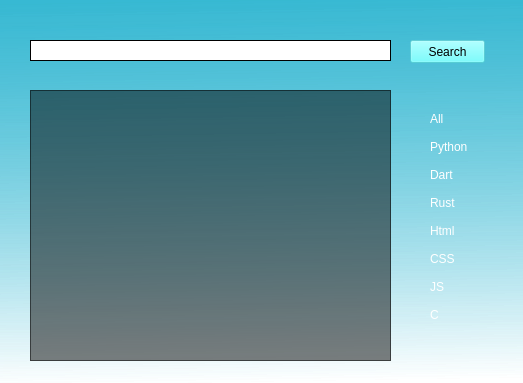
First picture: the form in file_manager/project_manager/project_manager.ui, repository RevTpark/projects_manager, before the edit.
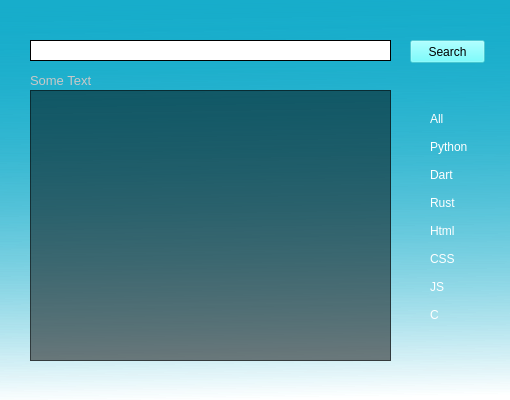
Second picture: the form after the edit.

```diff
--- a/file_manager/project_manager/project_manager.ui
+++ b/file_manager/project_manager/project_manager.ui
@@ -6,15 +6,15 @@
    <rect>
     <x>0</x>
     <y>0</y>
-    <width>523</width>
-    <height>383</height>
+    <width>510</width>
+    <height>400</height>
    </rect>
   </property>
   <property name="windowTitle">
    <string>Project Manager</string>
   </property>
   <property name="styleSheet">
-   <string notr="true">background-color: qlineargradient(spread:pad, x1:0.478, y1:0, x2:0.5, y2:1, stop:0 rgba(23, 173, 203, 159), stop:1 rgba(255, 255, 255, 0));
+   <string notr="true">background-color: qlineargradient(spread:pad, x1:0.478, y1:0, x2:0.5, y2:1, stop:0 rgba(23, 173, 203, 255), stop:1 rgba(255, 255, 255, 0));
 
 </string>
   </property>
@@ -206,6 +206,28 @@
     </item>
    </layout>
   </widget>
+  <widget class="QLabel" name="count_label">
+   <property name="geometry">
+    <rect>
+     <x>30</x>
+     <y>70</y>
+     <width>131</width>
+     <height>21</height>
+    </rect>
+   </property>
+   <property name="font">
+    <font>
+     <pointsize>10</pointsize>
+    </font>
+   </property>
+   <property name="styleSheet">
+    <string notr="true">color: rgb(200, 200, 200);
+background-color: rgba(0,0,0,0);</string>
+   </property>
+   <property name="text">
+    <string>Some Text</string>
+   </property>
+  </widget>
   <zorder>list_view</zorder>
   <zorder>search_field</zorder>
   <zorder>search_button</zorder>
```
Left out of the diff: 10 changed lines with no effect on the pictures.
